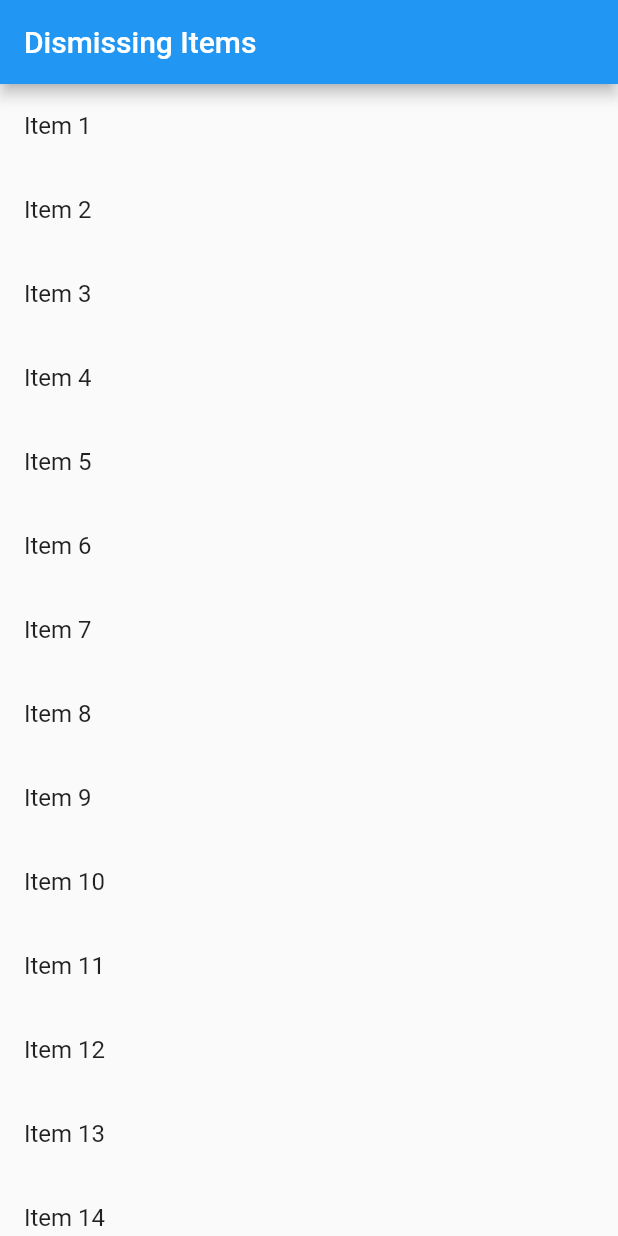
After one commit to vtesoho/flutter-demo, a Flutter app: the RouterDemo screen opened by its route, after a tap on "DismissableDemo", on a phone screen of 412 x 824 dp. The commit adds this screen. Run offline on Flutter 3.47's test engine with Material 2 defaults, Android fonts, the phone set to English and light mode, and no system bars; our stand-ins replace cached_network_image, flutter_redux, oktoast, page_transition, redux; missing offline and left inert: annotation_route.

Commit message:
router test

```diff
--- /dev/null
+++ b/lib/demo/dismissable/dismissableDemo.dart
@@ -0,0 +1,44 @@
+import 'package:flutter/material.dart';
+
+class DismissableDemo extends StatelessWidget {
+  final List<String> items = List<String>.generate(20, (i) => "Item ${i + 1}");
+
+  DismissableDemo({Key key}) : super(key: key);
+
+  @override
+  Widget build(BuildContext context) {
+    final title = 'Dismissing Items';
+
+    return new MaterialApp(
+      title: title,
+      home: new Scaffold(
+        appBar: new AppBar(
+          title: new Text(title),
+        ),
+        body: new ListView.builder(
+          itemCount: items.length,
+          itemBuilder: (context, index) {
+            final item = items[index];
+
+            return new Dismissible(
+              // Each Dismissible must contain a Key. Keys allow Flutter to
+              // uniquely identify Widgets.
+              key: new Key(item),
+              // We also need to provide a function that will tell our app
+              // what to do after an item has been swiped away.
+              onDismissed: (direction) {
+                items.removeAt(index);
+
+                Scaffold.of(context).showSnackBar(
+                    new SnackBar(content: new Text("$item dismissed")));
+              },
+              // Show a red background as the item is swiped away
+              background: new Container(color: Colors.red),
+              child: new ListTile(title: new Text('$item')),
+            );
+          },
+        ),
+      ),
+    );
+  }
+}
--- a/lib/demo/router/popUntil.dart
+++ b/lib/demo/router/popUntil.dart
@@ -22,6 +22,7 @@ class PopUntilDemo extends StatelessWidget {
             RaisedButton(
               onPressed: () {
                 print(ModalRoute.withName('/router'));
+                print('ModalRoute.of(context).settings  ${ModalRoute.of(context).isActive}');
               },
               child: Text('测试ModalRoute.withName(/router)'),
             ),
--- a/lib/demo/router/routerDemo.dart
+++ b/lib/demo/router/routerDemo.dart
@@ -1,4 +1,5 @@
 import 'package:flutter/material.dart';
+import 'package:fluttershuachi/demo/dismissable/dismissableDemo.dart';
 import 'package:fluttershuachi/demo/router/PushAndRemoveUntilDemo.dart';
 import 'package:fluttershuachi/demo/router/popAndPushNamed.dart';
 import 'package:fluttershuachi/demo/router/popUntil.dart';
@@ -47,12 +48,25 @@ class RouterDemo extends StatelessWidget{
             FlatButton(
               child: Text('PopUntil'),
               onPressed: () {
-                Navigator.push(context, MaterialPageRoute(builder: (BuildContext context) => PopUntilDemo()));
+                Navigator.push(
+                  context,
+                  MaterialPageRoute(builder: (BuildContext context) => PopUntilDemo()),
+                );
+              },
+            ),
+            FlatButton(
+              child: Text('DismissableDemo'),
+              onPressed: () {
+                Navigator.push(
+                  context,
+                  MaterialPageRoute(builder: (BuildContext context) => DismissableDemo()),
+                );
               },
             ),
             RaisedButton(
               onPressed: () {
                 print(ModalRoute.withName('/router'));
+                print('ModalRoute.of(context).settings  ${ModalRoute.of(context).settings}');
               },
               child: Text('测试ModalRoute.withName(/router)'),
             ),
```
